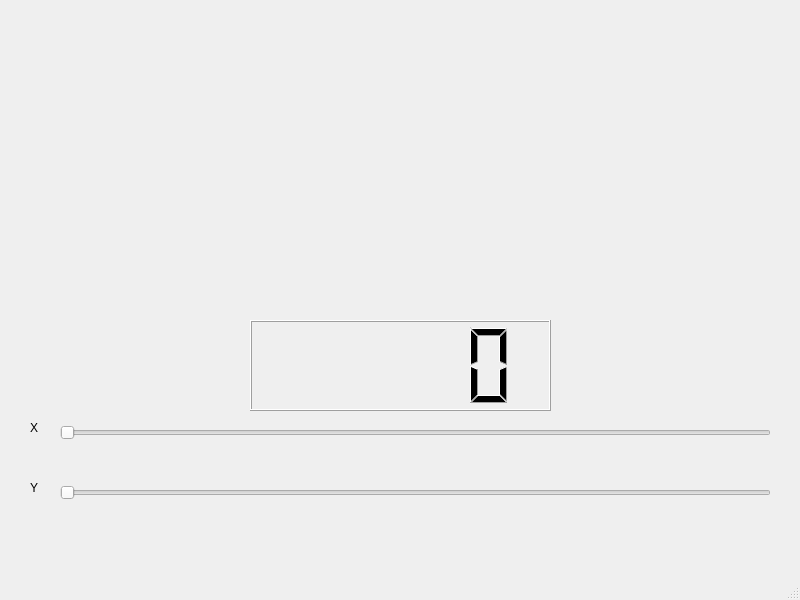
Above: mainwindow.ui from alice3e/alicee_qt before the change. Below: the same form after it.
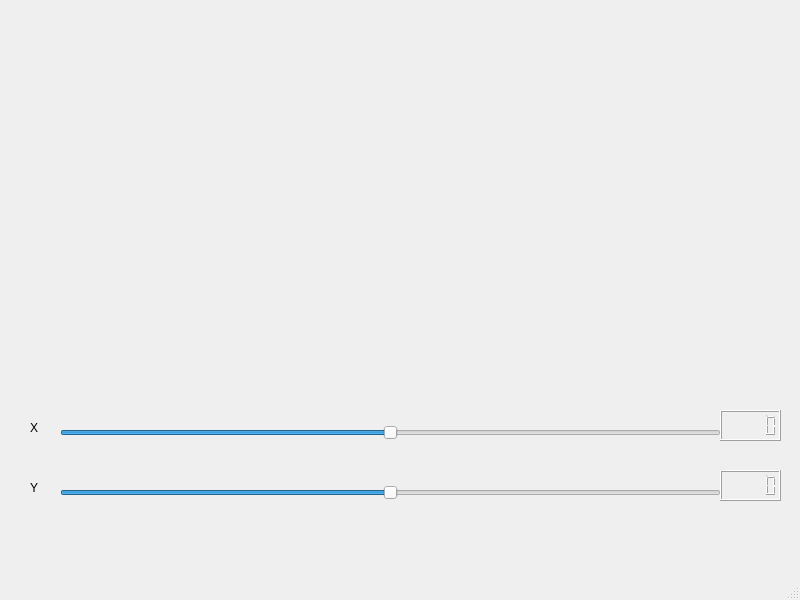
That is the form after the change. Custom widgets are drawn as their Qt base class.

Diff of the .ui file:
```diff
--- a/mainwindow.ui
+++ b/mainwindow.ui
@@ -25,10 +25,16 @@
      <rect>
       <x>60</x>
       <y>420</y>
-      <width>711</width>
+      <width>661</width>
       <height>25</height>
      </rect>
     </property>
+    <property name="minimum">
+     <number>-100</number>
+    </property>
+    <property name="maximum">
+     <number>100</number>
+    </property>
     <property name="orientation">
      <enum>Qt::Orientation::Horizontal</enum>
     </property>
@@ -49,10 +55,10 @@
    <widget class="QLCDNumber" name="lcdNumber">
     <property name="geometry">
      <rect>
-      <x>250</x>
-      <y>320</y>
-      <width>301</width>
-      <height>91</height>
+      <x>720</x>
+      <y>410</y>
+      <width>61</width>
+      <height>31</height>
      </rect>
     </property>
    </widget>
@@ -61,10 +67,16 @@
      <rect>
       <x>60</x>
       <y>480</y>
-      <width>711</width>
+      <width>661</width>
       <height>25</height>
      </rect>
     </property>
+    <property name="minimum">
+     <number>-100</number>
+    </property>
+    <property name="maximum">
+     <number>100</number>
+    </property>
     <property name="orientation">
      <enum>Qt::Orientation::Horizontal</enum>
     </property>
@@ -88,10 +100,20 @@
     </property>
     <property name="geometry">
      <rect>
-      <x>180</x>
-      <y>40</y>
-      <width>451</width>
-      <height>261</height>
+      <x>100</x>
+      <y>20</y>
+      <width>621</width>
+      <height>381</height>
+     </rect>
+    </property>
+   </widget>
+   <widget class="QLCDNumber" name="lcdNumber_Y">
+    <property name="geometry">
+     <rect>
+      <x>720</x>
+      <y>470</y>
+      <width>61</width>
+      <height>31</height>
      </rect>
     </property>
    </widget>
```
Left out of the diff: 4 changed lines with no effect on the pictures.
